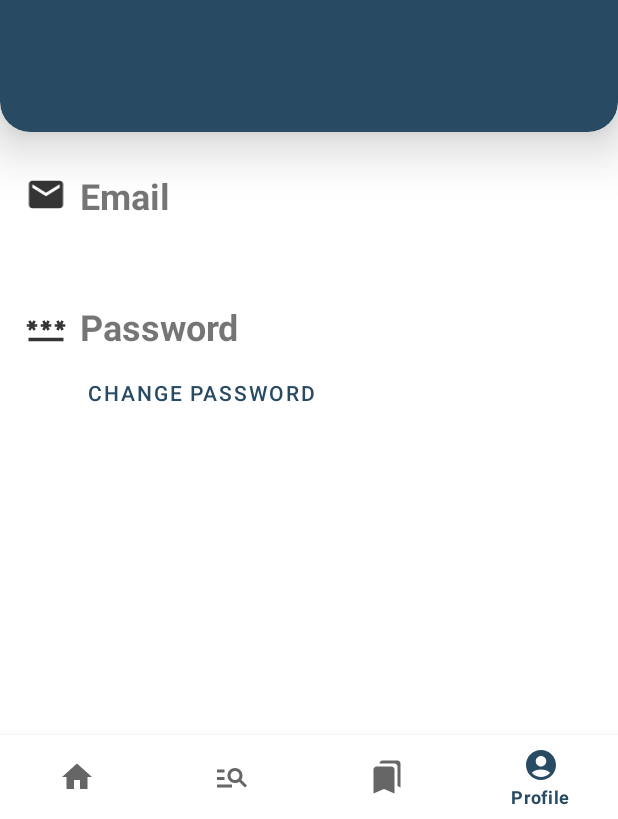
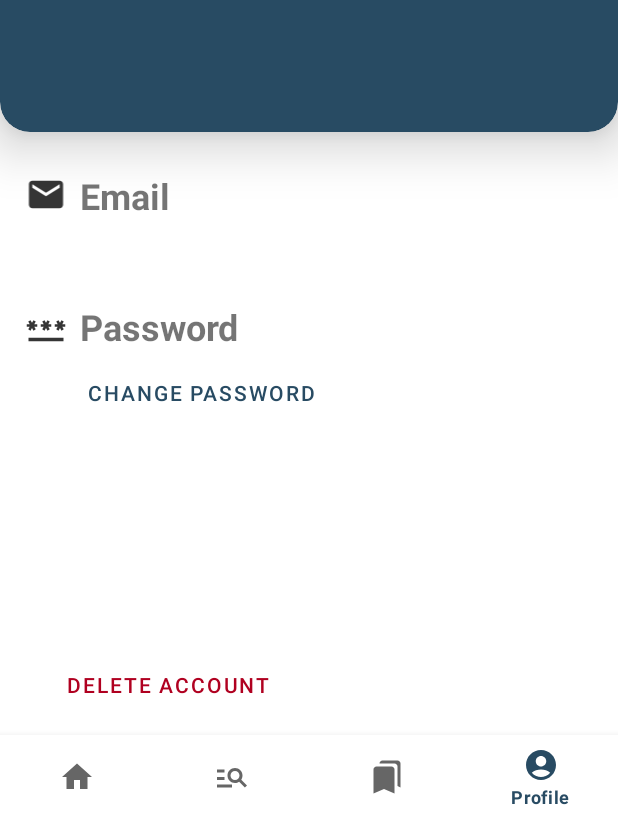
Before and after one commit to cakekxtx/TMClone, an Android app: the ProfileFragment screen opened through its navigation route, on a phone screen of 412 x 824 dp, the part 417-1236 px from its top. Run offline under Robolectric (Android 15) with nearby library versions, the phone set to English and light mode, and no system bars; our stand-ins replace Firebase (no records; nobody signed in at launch, a user with empty details on screens opened directly), navigation-ui; libraries missing offline, so code that uses them is left out: com.firebase.ui; pictures from the network do not load.

Commit message:
fix profile ui

```diff
--- a/app/src/main/java/com/example/tmclone/ui/profile/ProfileFragment.kt
+++ b/app/src/main/java/com/example/tmclone/ui/profile/ProfileFragment.kt
@@ -11,6 +11,7 @@ import android.view.View
 import android.view.ViewGroup
 import android.widget.Button
 import android.widget.EditText
+import android.widget.ImageButton
 import android.widget.ImageView
 import android.widget.TextView
 import android.widget.Toast
@@ -36,7 +37,7 @@ class ProfileFragment : Fragment() {
 	lateinit var profileName: TextView
 	lateinit var profileEmail: TextView
 	lateinit var changePasswordButton: Button
-	lateinit var logoutButton: Button
+	lateinit var logoutButton: ImageButton
 	lateinit var deleteAccountButton: Button
 
 	@SuppressLint("MissingInflatedId")
--- a/app/src/main/res/layout/fragment_profile.xml
+++ b/app/src/main/res/layout/fragment_profile.xml
@@ -126,13 +126,13 @@
         android:id="@+id/deleteAcc_button"
         android:layout_width="173dp"
         android:layout_height="37dp"
-        android:layout_marginBottom="28dp"
+        android:layout_marginBottom="72dp"
         android:background="#00FFFFFF"
         android:text="@string/delete_account"
         android:textColor="@color/design_default_color_error"
         app:layout_constraintBottom_toBottomOf="parent"
         app:layout_constraintEnd_toEndOf="parent"
-        app:layout_constraintHorizontal_bias="0.067"
+        app:layout_constraintHorizontal_bias="0.105"
         app:layout_constraintStart_toStartOf="parent"
         tools:ignore="TouchTargetSizeCheck" />
 
```
